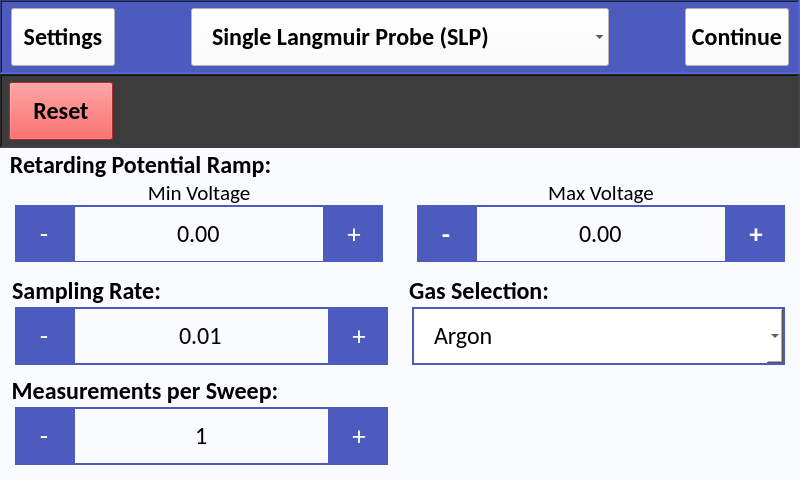
Old version of the form src/user_interface/graphic_user_interface/experiment_setup.ui in the repository CFigueroa90894/plasmetry.
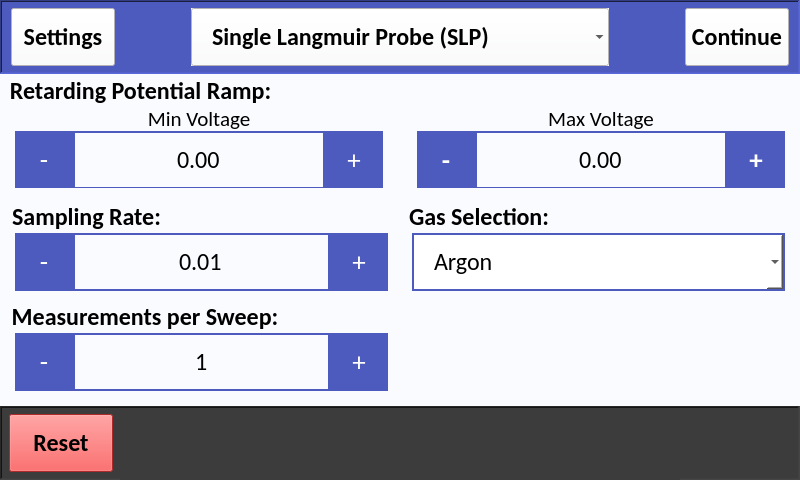
New version of the form.

```diff
--- a/src/user_interface/graphic_user_interface/experiment_setup.ui
+++ b/src/user_interface/graphic_user_interface/experiment_setup.ui
@@ -138,6 +138,41 @@
         </spacer>
        </item>
        <item>
+        <widget class="QWidget" name="cb_handler" native="true">
+         <property name="minimumSize">
+          <size>
+           <width>384</width>
+           <height>58</height>
+          </size>
+         </property>
+         <property name="maximumSize">
+          <size>
+           <width>450</width>
+           <height>58</height>
+          </size>
+         </property>
+         <property name="styleSheet">
+          <string notr="true">QWidget{
+    background-color: #fafbff;
+}</string>
+         </property>
+         <layout class="QHBoxLayout" name="horizontalLayout_14">
+          <property name="spacing">
+           <number>0</number>
+          </property>
+          <property name="leftMargin">
+           <number>0</number>
+          </property>
+          <property name="topMargin">
+           <number>0</number>
+          </property>
+          <property name="rightMargin">
+           <number>0</number>
+          </property>
+          <property name="bottomMargin">
+           <number>0</number>
+          </property>
+          <item>
         <widget class="QComboBox" name="probe_selection_cb">
          <property name="minimumSize">
           <size>
@@ -175,9 +210,10 @@
 }
 
 QComboBox QAbstractItemView {
-    selection-background-color: white;
+    selection-background-color: #fafbff;
     selection-color: black; 
 }
+
 </string>
          </property>
          <property name="frame">
@@ -215,6 +251,9 @@
          </item>
         </widget>
        </item>
+         </layout>
+        </widget>
+       </item>
        <item>
         <spacer name="horizontalSpacer_2">
          <property name="orientation">
@@ -278,140 +317,6 @@
       </layout>
      </widget>
     </item>
-    <item>
-     <widget class="QFrame" name="footer">
-      <property name="minimumSize">
-       <size>
-        <width>800</width>
-        <height>74</height>
-       </size>
-      </property>
-      <property name="maximumSize">
-       <size>
-        <width>800</width>
-        <height>74</height>
-       </size>
-      </property>
-      <property name="styleSheet">
-       <string notr="true">QFrame {
-	background-color: #3C3C3C;
-}</string>
-      </property>
-      <property name="frameShape">
-       <enum>QFrame::WinPanel</enum>
-      </property>
-      <property name="frameShadow">
-       <enum>QFrame::Sunken</enum>
-      </property>
-      <layout class="QHBoxLayout" name="horizontalLayout_2">
-       <property name="spacing">
-        <number>0</number>
-       </property>
-       <property name="leftMargin">
-        <number>0</number>
-       </property>
-       <property name="topMargin">
-        <number>0</number>
-       </property>
-       <property name="rightMargin">
-        <number>0</number>
-       </property>
-       <property name="bottomMargin">
-        <number>0</number>
-       </property>
-       <item>
-        <widget class="QPushButton" name="reset_btn">
-         <property name="minimumSize">
-          <size>
-           <width>104</width>
-           <height>58</height>
-          </size>
-         </property>
-         <property name="maximumSize">
-          <size>
-           <width>104</width>
-           <height>58</height>
-          </size>
-         </property>
-         <property name="font">
-          <font>
-           <family>Calibri</family>
-           <pointsize>18</pointsize>
-           <weight>75</weight>
-           <bold>true</bold>
-          </font>
-         </property>
-         <property name="cursor">
-          <cursorShape>PointingHandCursor</cursorShape>
-         </property>
-         <property name="autoFillBackground">
-          <bool>false</bool>
-         </property>
-         <property name="styleSheet">
-          <string notr="true">QPushButton {
-	background-color: #F33A3A;
-}</string>
-         </property>
-         <property name="text">
-          <string>Reset</string>
-         </property>
-         <property name="iconSize">
-          <size>
-           <width>16</width>
-           <height>16</height>
-          </size>
-         </property>
-        </widget>
-       </item>
-       <item>
-        <widget class="QLabel" name="alert_msg_label">
-         <property name="minimumSize">
-          <size>
-           <width>560</width>
-           <height>72</height>
-          </size>
-         </property>
-         <property name="maximumSize">
-          <size>
-           <width>560</width>
-           <height>72</height>
-          </size>
-         </property>
-         <property name="font">
-          <font>
-           <pointsize>18</pointsize>
-          </font>
-         </property>
-         <property name="text">
-          <string/>
-         </property>
-         <property name="alignment">
-          <set>Qt::AlignCenter</set>
-         </property>
-         <property name="wordWrap">
-          <bool>false</bool>
-         </property>
-        </widget>
-       </item>
-       <item>
-        <spacer name="horizontalSpacer_3">
-         <property name="orientation">
-          <enum>Qt::Horizontal</enum>
-         </property>
-         <property name="sizeType">
-          <enum>QSizePolicy::Fixed</enum>
-         </property>
-         <property name="sizeHint" stdset="0">
-          <size>
-           <width>110</width>
-           <height>20</height>
-          </size>
-         </property>
-        </spacer>
-       </item>
-      </layout>
-     </widget>
-    </item>
     <item>
      <widget class="QStackedWidget" name="main_view">
       <property name="minimumSize">
@@ -6116,6 +6021,140 @@
       </widget>
      </widget>
     </item>
+    <item>
+     <widget class="QFrame" name="footer">
+      <property name="minimumSize">
+       <size>
+        <width>800</width>
+        <height>74</height>
+       </size>
+      </property>
+      <property name="maximumSize">
+       <size>
+        <width>800</width>
+        <height>74</height>
+       </size>
+      </property>
+      <property name="styleSheet">
+       <string notr="true">QFrame {
+	background-color: #3C3C3C;
+}</string>
+      </property>
+      <property name="frameShape">
+       <enum>QFrame::WinPanel</enum>
+      </property>
+      <property name="frameShadow">
+       <enum>QFrame::Sunken</enum>
+      </property>
+      <layout class="QHBoxLayout" name="horizontalLayout_2">
+       <property name="spacing">
+        <number>0</number>
+       </property>
+       <property name="leftMargin">
+        <number>0</number>
+       </property>
+       <property name="topMargin">
+        <number>0</number>
+       </property>
+       <property name="rightMargin">
+        <number>0</number>
+       </property>
+       <property name="bottomMargin">
+        <number>0</number>
+       </property>
+       <item>
+        <widget class="QPushButton" name="reset_btn">
+         <property name="minimumSize">
+          <size>
+           <width>104</width>
+           <height>58</height>
+          </size>
+         </property>
+         <property name="maximumSize">
+          <size>
+           <width>104</width>
+           <height>58</height>
+          </size>
+         </property>
+         <property name="font">
+          <font>
+           <family>Calibri</family>
+           <pointsize>18</pointsize>
+           <weight>75</weight>
+           <bold>true</bold>
+          </font>
+         </property>
+         <property name="cursor">
+          <cursorShape>PointingHandCursor</cursorShape>
+         </property>
+         <property name="autoFillBackground">
+          <bool>false</bool>
+         </property>
+         <property name="styleSheet">
+          <string notr="true">QPushButton {
+	background-color: #F33A3A;
+}</string>
+         </property>
+         <property name="text">
+          <string>Reset</string>
+         </property>
+         <property name="iconSize">
+          <size>
+           <width>16</width>
+           <height>16</height>
+          </size>
+         </property>
+        </widget>
+       </item>
+       <item>
+        <widget class="QLabel" name="alert_msg_label">
+         <property name="minimumSize">
+          <size>
+           <width>560</width>
+           <height>72</height>
+          </size>
+         </property>
+         <property name="maximumSize">
+          <size>
+           <width>560</width>
+           <height>72</height>
+          </size>
+         </property>
+         <property name="font">
+          <font>
+           <pointsize>18</pointsize>
+          </font>
+         </property>
+         <property name="text">
+          <string/>
+         </property>
+         <property name="alignment">
+          <set>Qt::AlignCenter</set>
+         </property>
+         <property name="wordWrap">
+          <bool>false</bool>
+         </property>
+        </widget>
+       </item>
+       <item>
+        <spacer name="horizontalSpacer_3">
+         <property name="orientation">
+          <enum>Qt::Horizontal</enum>
+         </property>
+         <property name="sizeType">
+          <enum>QSizePolicy::Fixed</enum>
+         </property>
+         <property name="sizeHint" stdset="0">
+          <size>
+           <width>110</width>
+           <height>20</height>
+          </size>
+         </property>
+        </spacer>
+       </item>
+      </layout>
+     </widget>
+    </item>
    </layout>
   </widget>
  </widget>
```
Left out of the diff: 2 changed lines with no effect on the pictures. Lines whose indentation alone changed are shown as unchanged.
